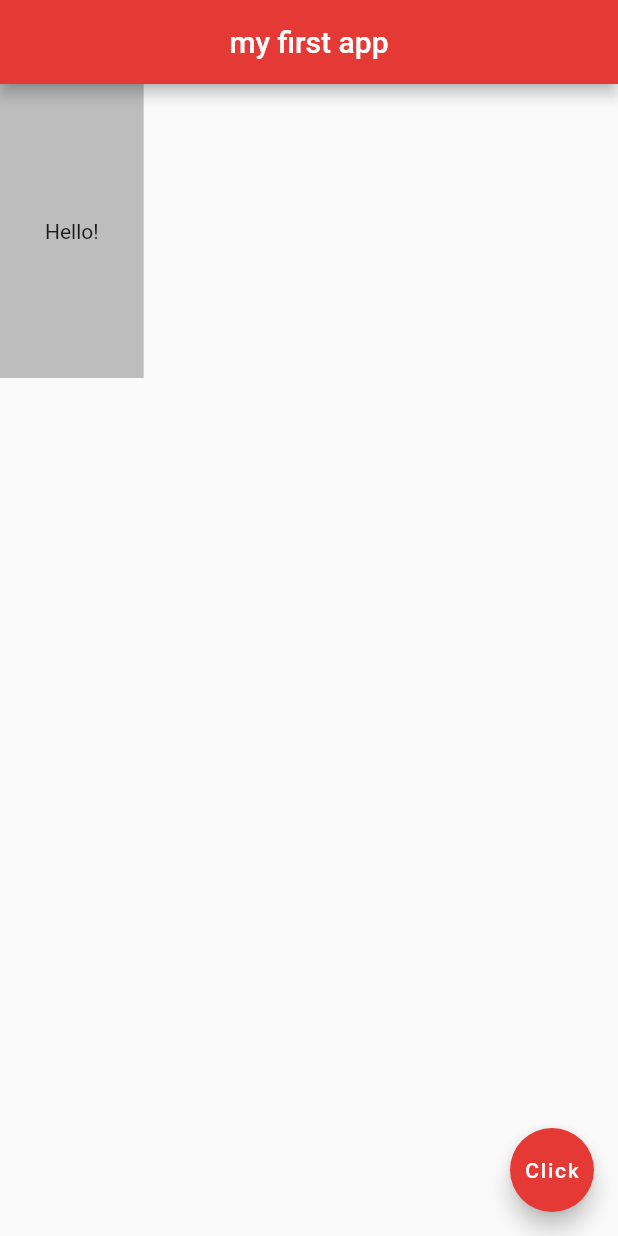
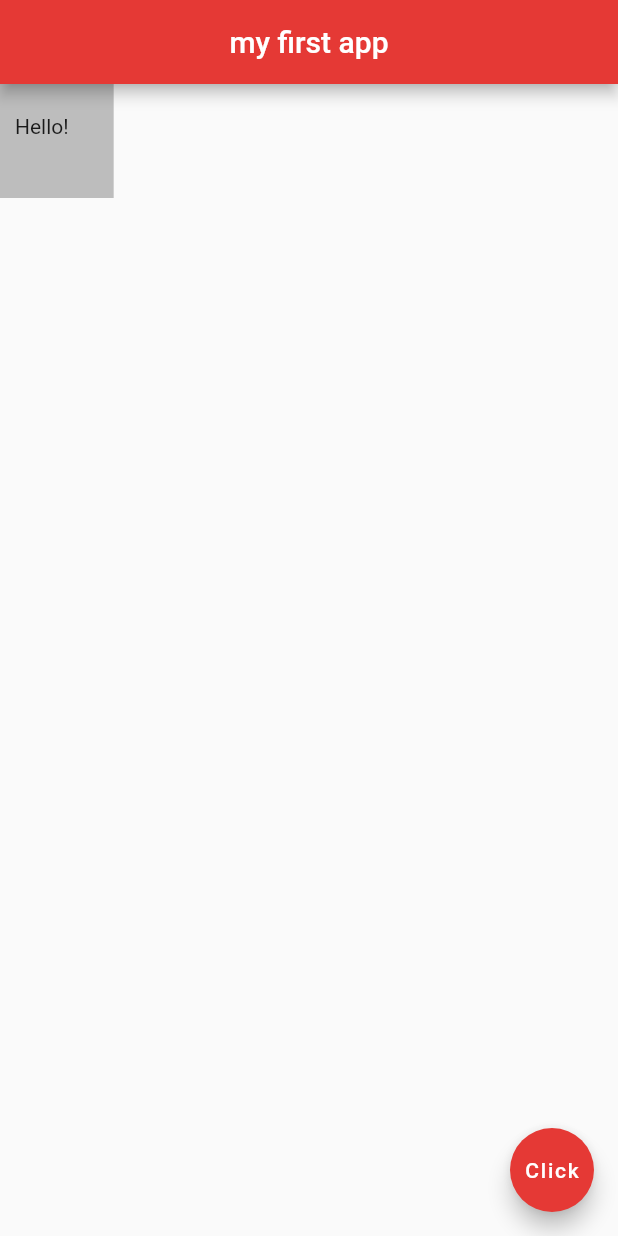
Before and after one commit to SimonB87/flutter-app, a Flutter app: the screen it shows after launch, on a phone screen of 412 x 824 dp. Run offline on Flutter 3.47's test engine with Material 2 defaults, Android fonts, the phone set to English and light mode, and no system bars.

Commit message:
using container with padding fromLTRB

```diff
--- a/lib/main.dart
+++ b/lib/main.dart
@@ -15,7 +15,7 @@ class Home extends StatelessWidget {
         backgroundColor: Colors.red[600],
       ),
       body: Container(
-        padding: EdgeInsets.symmetric(horizontal: 30.0, vertical: 90.0),
+        padding: EdgeInsets.fromLTRB(10.0, 20.0, 30.0, 40.0),
         color: Colors.grey[400],
         child: Text("Hello!"),
       ),
```
